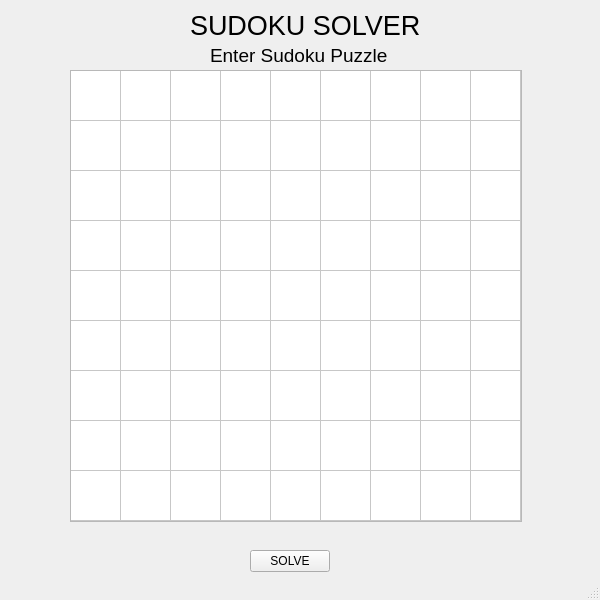
The window that mainwindow.ui (omkar3602/sudoku-solver) describes before a commit, drawn with Qt 5.
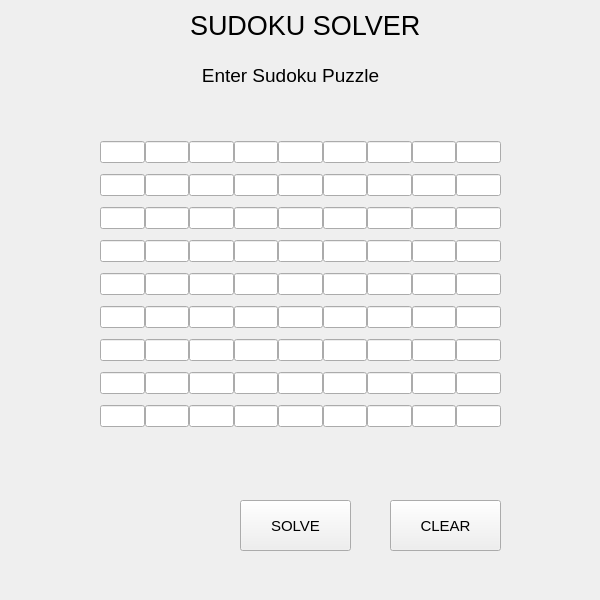
The same window after the commit.

Commit message: Add LineEdits and Link with Backend

```diff
--- a/mainwindow.ui
+++ b/mainwindow.ui
@@ -35,12 +35,17 @@
    <widget class="QPushButton" name="solveButton">
     <property name="geometry">
      <rect>
-      <x>250</x>
-      <y>550</y>
-      <width>80</width>
-      <height>22</height>
+      <x>240</x>
+      <y>500</y>
+      <width>111</width>
+      <height>51</height>
      </rect>
     </property>
+    <property name="font">
+     <font>
+      <pointsize>11</pointsize>
+     </font>
+    </property>
     <property name="text">
      <string>SOLVE</string>
     </property>
@@ -66,8 +71,8 @@
    <widget class="QLabel" name="displayLabel">
     <property name="geometry">
      <rect>
-      <x>210</x>
-      <y>20</y>
+      <x>190</x>
+      <y>40</y>
       <width>201</width>
       <height>71</height>
      </rect>
@@ -80,130 +85,285 @@
     <property name="text">
      <string>Enter Sudoku Puzzle</string>
     </property>
+    <property name="alignment">
+     <set>Qt::AlignCenter</set>
+    </property>
    </widget>
-   <widget class="QTableWidget" name="_grid">
+   <widget class="QWidget" name="gridLayoutWidget">
     <property name="geometry">
      <rect>
-      <x>70</x>
-      <y>70</y>
-      <width>452</width>
-      <height>452</height>
+      <x>100</x>
+      <y>130</y>
+      <width>401</width>
+      <height>311</height>
      </rect>
     </property>
-    <property name="maximumSize">
-     <size>
-      <width>600</width>
-      <height>600</height>
-     </size>
-    </property>
-    <attribute name="horizontalHeaderVisible">
-     <bool>false</bool>
-    </attribute>
-    <attribute name="horizontalHeaderMinimumSectionSize">
-     <number>20</number>
-    </attribute>
-    <attribute name="horizontalHeaderDefaultSectionSize">
-     <number>50</number>
-    </attribute>
-    <attribute name="verticalHeaderVisible">
-     <bool>false</bool>
-    </attribute>
-    <attribute name="verticalHeaderDefaultSectionSize">
-     <number>50</number>
-    </attribute>
-    <attribute name="verticalHeaderHighlightSections">
-     <bool>true</bool>
-    </attribute>
-    <row>
-     <property name="text">
-      <string>0</string>
+    <layout class="QGridLayout" name="_grid">
+     <property name="spacing">
+      <number>0</number>
      </property>
-    </row>
-    <row>
-     <property name="text">
-      <string>1</string>
-     </property>
-    </row>
-    <row>
-     <property name="text">
-      <string>2</string>
-     </property>
-    </row>
-    <row>
-     <property name="text">
-      <string>3</string>
-     </property>
-    </row>
-    <row>
-     <property name="text">
-      <string>4</string>
-     </property>
-    </row>
-    <row>
-     <property name="text">
-      <string>5</string>
-     </property>
-    </row>
-    <row>
-     <property name="text">
-      <string>6</string>
-     </property>
-    </row>
-    <row>
-     <property name="text">
-      <string>New Row</string>
-     </property>
-    </row>
-    <row>
-     <property name="text">
-      <string>8</string>
-     </property>
-    </row>
-    <column>
-     <property name="text">
-      <string>0</string>
-     </property>
-    </column>
-    <column>
-     <property name="text">
-      <string>1</string>
-     </property>
-    </column>
-    <column>
-     <property name="text">
-      <string>2</string>
-     </property>
-    </column>
-    <column>
-     <property name="text">
-      <string>3</string>
-     </property>
-    </column>
-    <column>
-     <property name="text">
-      <string>4</string>
-     </property>
-    </column>
-    <column>
-     <property name="text">
-      <string>5</string>
-     </property>
-    </column>
-    <column>
-     <property name="text">
-      <string>6</string>
-     </property>
-    </column>
-    <column>
-     <property name="text">
-      <string>7</string>
-     </property>
-    </column>
-    <column>
-     <property name="text">
-      <string>8</string>
-     </property>
-    </column>
+     <item row="3" column="6">
+      <widget class="QLineEdit" name="_grid36"/>
+     </item>
+     <item row="0" column="1">
+      <widget class="QLineEdit" name="_grid01"/>
+     </item>
+     <item row="4" column="3">
+      <widget class="QLineEdit" name="_grid43"/>
+     </item>
+     <item row="7" column="0">
+      <widget class="QLineEdit" name="_grid70"/>
+     </item>
+     <item row="6" column="2">
+      <widget class="QLineEdit" name="_grid62"/>
+     </item>
+     <item row="2" column="3">
+      <widget class="QLineEdit" name="_grid23"/>
+     </item>
+     <item row="0" column="4">
+      <widget class="QLineEdit" name="_grid04"/>
+     </item>
+     <item row="7" column="8">
+      <widget class="QLineEdit" name="_grid78"/>
+     </item>
+     <item row="3" column="5">
+      <widget class="QLineEdit" name="_grid35"/>
+     </item>
+     <item row="4" column="5">
+      <widget class="QLineEdit" name="_grid45"/>
+     </item>
+     <item row="4" column="7">
+      <widget class="QLineEdit" name="_grid47"/>
+     </item>
+     <item row="6" column="7">
+      <widget class="QLineEdit" name="_grid67"/>
+     </item>
+     <item row="7" column="5">
+      <widget class="QLineEdit" name="_grid75"/>
+     </item>
+     <item row="1" column="2">
+      <widget class="QLineEdit" name="_grid12"/>
+     </item>
+     <item row="6" column="0">
+      <widget class="QLineEdit" name="_grid60"/>
+     </item>
+     <item row="6" column="8">
+      <widget class="QLineEdit" name="_grid68"/>
+     </item>
+     <item row="4" column="1">
+      <widget class="QLineEdit" name="_grid41"/>
+     </item>
+     <item row="7" column="7">
+      <widget class="QLineEdit" name="_grid77"/>
+     </item>
+     <item row="7" column="6">
+      <widget class="QLineEdit" name="_grid76"/>
+     </item>
+     <item row="6" column="5">
+      <widget class="QLineEdit" name="_grid65"/>
+     </item>
+     <item row="2" column="0">
+      <widget class="QLineEdit" name="_grid20"/>
+     </item>
+     <item row="6" column="4">
+      <widget class="QLineEdit" name="_grid64"/>
+     </item>
+     <item row="2" column="2">
+      <widget class="QLineEdit" name="_grid22"/>
+     </item>
+     <item row="7" column="2">
+      <widget class="QLineEdit" name="_grid72"/>
+     </item>
+     <item row="5" column="2">
+      <widget class="QLineEdit" name="_grid52"/>
+     </item>
+     <item row="5" column="3">
+      <widget class="QLineEdit" name="_grid53"/>
+     </item>
+     <item row="2" column="1">
+      <widget class="QLineEdit" name="_grid21"/>
+     </item>
+     <item row="0" column="7">
+      <widget class="QLineEdit" name="_grid07"/>
+     </item>
+     <item row="4" column="0">
+      <widget class="QLineEdit" name="_grid40"/>
+     </item>
+     <item row="5" column="4">
+      <widget class="QLineEdit" name="_grid54"/>
+     </item>
+     <item row="0" column="6">
+      <widget class="QLineEdit" name="_grid06"/>
+     </item>
+     <item row="5" column="0">
+      <widget class="QLineEdit" name="_grid50"/>
+     </item>
+     <item row="7" column="4">
+      <widget class="QLineEdit" name="_grid74"/>
+     </item>
+     <item row="5" column="6">
+      <widget class="QLineEdit" name="_grid56"/>
+     </item>
+     <item row="3" column="2">
+      <widget class="QLineEdit" name="_grid32"/>
+     </item>
+     <item row="6" column="6">
+      <widget class="QLineEdit" name="_grid66"/>
+     </item>
+     <item row="3" column="4">
+      <widget class="QLineEdit" name="_grid34"/>
+     </item>
+     <item row="4" column="6">
+      <widget class="QLineEdit" name="_grid46"/>
+     </item>
+     <item row="3" column="3">
+      <widget class="QLineEdit" name="_grid33"/>
+     </item>
+     <item row="2" column="5">
+      <widget class="QLineEdit" name="_grid25"/>
+     </item>
+     <item row="2" column="6">
+      <widget class="QLineEdit" name="_grid26"/>
+     </item>
+     <item row="2" column="7">
+      <widget class="QLineEdit" name="_grid27"/>
+     </item>
+     <item row="1" column="0">
+      <widget class="QLineEdit" name="_grid10"/>
+     </item>
+     <item row="1" column="8">
+      <widget class="QLineEdit" name="_grid18"/>
+     </item>
+     <item row="1" column="4">
+      <widget class="QLineEdit" name="_grid14"/>
+     </item>
+     <item row="7" column="3">
+      <widget class="QLineEdit" name="_grid73"/>
+     </item>
+     <item row="0" column="8">
+      <widget class="QLineEdit" name="_grid08"/>
+     </item>
+     <item row="5" column="8">
+      <widget class="QLineEdit" name="_grid58"/>
+     </item>
+     <item row="2" column="4">
+      <widget class="QLineEdit" name="_grid24"/>
+     </item>
+     <item row="5" column="5">
+      <widget class="QLineEdit" name="_grid55"/>
+     </item>
+     <item row="4" column="4">
+      <widget class="QLineEdit" name="_grid44"/>
+     </item>
+     <item row="1" column="7">
+      <widget class="QLineEdit" name="_grid17"/>
+     </item>
+     <item row="6" column="1">
+      <widget class="QLineEdit" name="_grid61"/>
+     </item>
+     <item row="0" column="5">
+      <widget class="QLineEdit" name="_grid05"/>
+     </item>
+     <item row="1" column="1">
+      <widget class="QLineEdit" name="_grid11"/>
+     </item>
+     <item row="3" column="0">
+      <widget class="QLineEdit" name="_grid30"/>
+     </item>
+     <item row="4" column="2">
+      <widget class="QLineEdit" name="_grid42"/>
+     </item>
+     <item row="3" column="1">
+      <widget class="QLineEdit" name="_grid31"/>
+     </item>
+     <item row="7" column="1">
+      <widget class="QLineEdit" name="_grid71"/>
+     </item>
+     <item row="1" column="5">
+      <widget class="QLineEdit" name="_grid15"/>
+     </item>
+     <item row="3" column="8">
+      <widget class="QLineEdit" name="_grid38"/>
+     </item>
+     <item row="1" column="3">
+      <widget class="QLineEdit" name="_grid13"/>
+     </item>
+     <item row="5" column="1">
+      <widget class="QLineEdit" name="_grid51"/>
+     </item>
+     <item row="3" column="7">
+      <widget class="QLineEdit" name="_grid37"/>
+     </item>
+     <item row="0" column="0">
+      <widget class="QLineEdit" name="_grid00"/>
+     </item>
+     <item row="0" column="2">
+      <widget class="QLineEdit" name="_grid02"/>
+     </item>
+     <item row="4" column="8">
+      <widget class="QLineEdit" name="_grid48"/>
+     </item>
+     <item row="2" column="8">
+      <widget class="QLineEdit" name="_grid28"/>
+     </item>
+     <item row="0" column="3">
+      <widget class="QLineEdit" name="_grid03"/>
+     </item>
+     <item row="5" column="7">
+      <widget class="QLineEdit" name="_grid57"/>
+     </item>
+     <item row="1" column="6">
+      <widget class="QLineEdit" name="_grid16"/>
+     </item>
+     <item row="6" column="3">
+      <widget class="QLineEdit" name="_grid63"/>
+     </item>
+     <item row="8" column="0">
+      <widget class="QLineEdit" name="_grid80"/>
+     </item>
+     <item row="8" column="1">
+      <widget class="QLineEdit" name="_grid81"/>
+     </item>
+     <item row="8" column="2">
+      <widget class="QLineEdit" name="_grid82"/>
+     </item>
+     <item row="8" column="3">
+      <widget class="QLineEdit" name="_grid83"/>
+     </item>
+     <item row="8" column="4">
+      <widget class="QLineEdit" name="_grid84"/>
+     </item>
+     <item row="8" column="5">
+      <widget class="QLineEdit" name="_grid85"/>
+     </item>
+     <item row="8" column="6">
+      <widget class="QLineEdit" name="_grid86"/>
+     </item>
+     <item row="8" column="7">
+      <widget class="QLineEdit" name="_grid87"/>
+     </item>
+     <item row="8" column="8">
+      <widget class="QLineEdit" name="_grid88"/>
+     </item>
+    </layout>
+   </widget>
+   <widget class="QPushButton" name="_clearButton">
+    <property name="geometry">
+     <rect>
+      <x>390</x>
+      <y>500</y>
+      <width>111</width>
+      <height>51</height>
+     </rect>
+    </property>
+    <property name="font">
+     <font>
+      <pointsize>11</pointsize>
+     </font>
+    </property>
+    <property name="text">
+     <string>CLEAR</string>
+    </property>
    </widget>
   </widget>
   <widget class="QMenuBar" name="menubar">
@@ -216,7 +376,6 @@
     </rect>
    </property>
   </widget>
-  <widget class="QStatusBar" name="statusbar"/>
  </widget>
  <resources/>
  <connections/>
```
Left out of the diff: 6 changed lines with no effect on the pictures. The commit also changes 2 other files.
